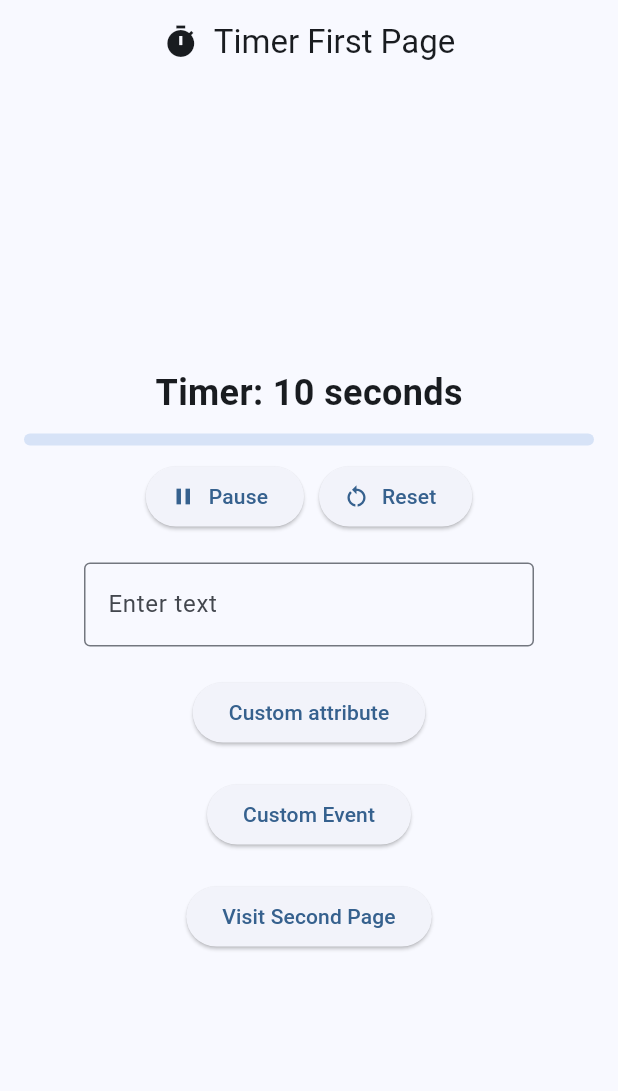
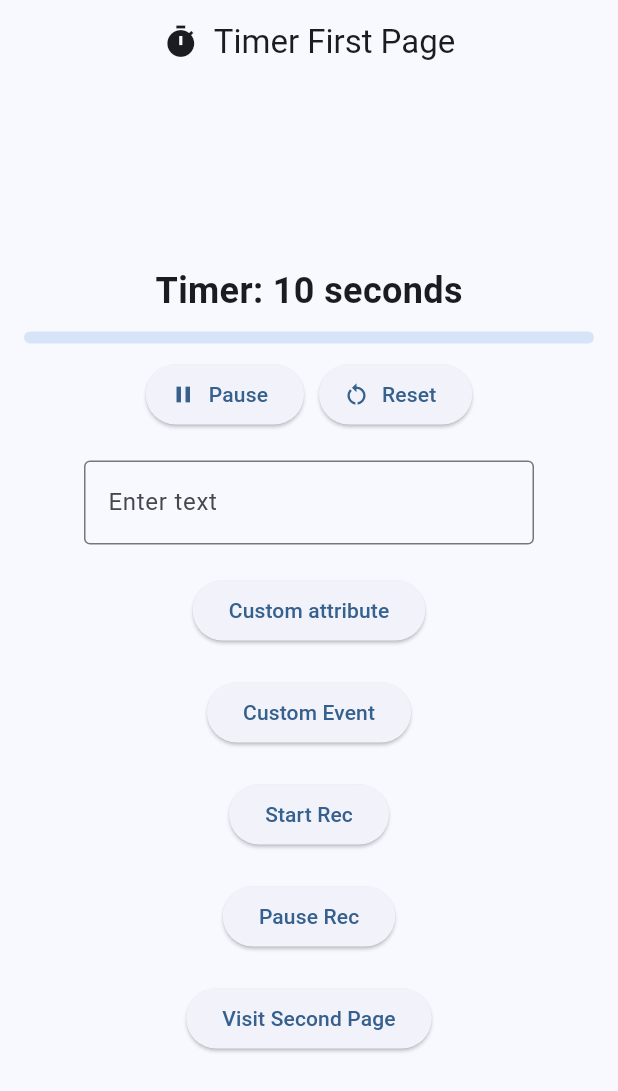
Before and after one commit to shubhamm0707/flutterweb, a Flutter app: the screen it shows after launch, after a tap on "Custom attribute", after a tap on "Custom Event", on a phone screen of 412 x 824 dp. Shown: the top 1091 px of the screen. Run offline on Flutter 3.47's test engine with Material 3 defaults, Android fonts, the phone set to English and light mode, and no system bars; our stand-ins replace js; missing offline and left inert: dart:html, vwo_insights_flutter_sdk; statements that could not run were skipped.

Commit message:
first commit

```diff
--- a/lib/main.dart
+++ b/lib/main.dart
@@ -155,23 +155,39 @@ class _FirstPageState extends State<FirstPage> {
                 final Map<String, dynamic> attributes = {};
                 attributes["email"] = "abc@xyz.com";
                 attributes["name"] = "VWO Insights";
-                VwoFlutter.stopRecording();
+                VwoFlutter.sendCustomAttribute(attributes);
               },
               child: const Text('Custom attribute'),
             ),
 
             const SizedBox(height: 20),
 
-            VwoWrapper(
-              child: ElevatedButton(
+            ElevatedButton(
               onPressed: () {
                 final Map<String, dynamic> addToCartEvent = {};
                 addToCartEvent["productName"] = "VWO Insights";
                 addToCartEvent["productQuantity"] = 1;
-                  VwoFlutter.startRecording();
+                VwoFlutter.sendCustomEvent("addToCart", addToCartEvent);
               },
               child: const Text('Custom Event'),
             ),
+
+            const SizedBox(height: 20),
+
+            ElevatedButton(
+              onPressed: () {
+                VwoFlutter.startRecording();
+              },
+              child: const Text('Start Rec'),
+            ),
+
+            const SizedBox(height: 20),
+
+            ElevatedButton(
+              onPressed: () {
+              VwoFlutter.stopRecording();
+              },
+              child: const Text('Pause Rec'),
             ),
 
             const SizedBox(height: 20),
```
Lines whose indentation alone changed are shown as unchanged.
